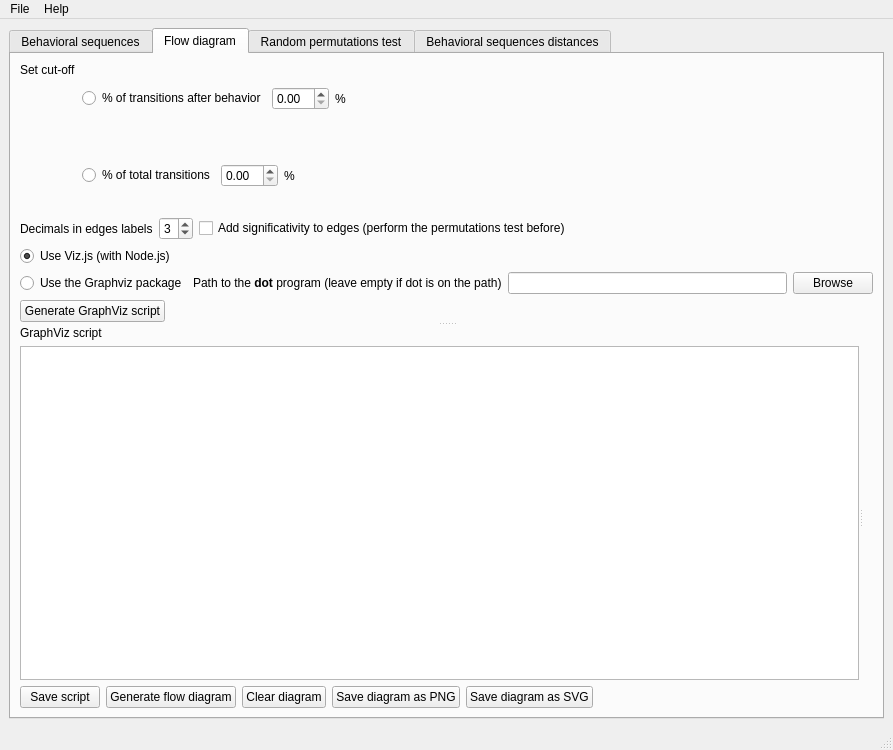
Qt form behatrix/behatrix.ui (olivierfriard/behatrix) before a commit.
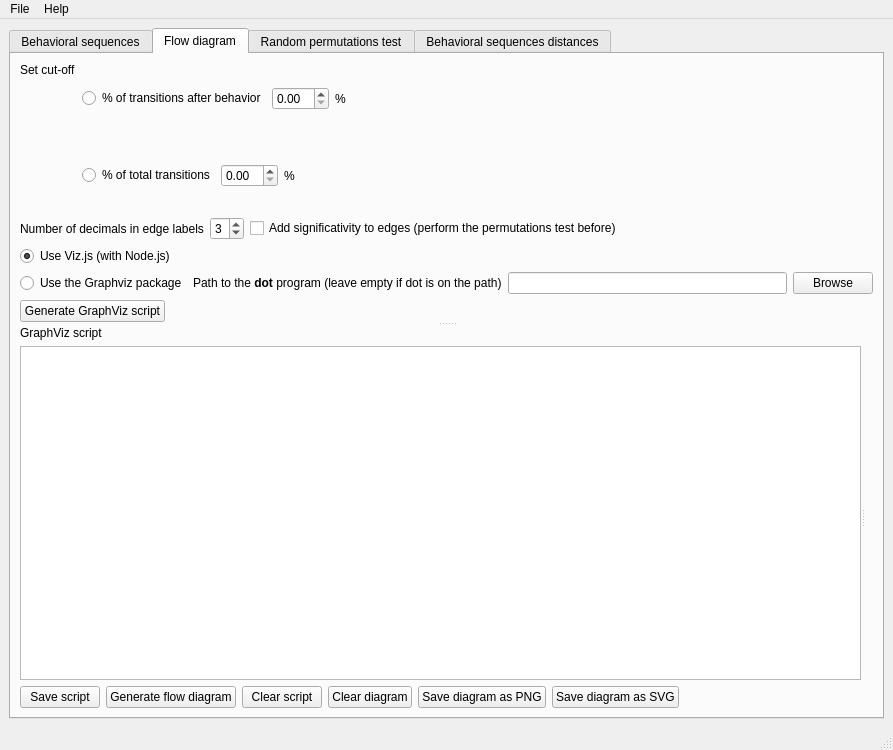
The same form after that commit.

Patch:
```diff
--- a/behatrix/behatrix.ui
+++ b/behatrix/behatrix.ui
@@ -357,7 +357,7 @@
                 <item>
                  <widget class="QLabel" name="label_18">
                   <property name="text">
-                   <string>Decimals in edges labels</string>
+                   <string>Number of decimals in edge labels</string>
                   </property>
                  </widget>
                 </item>
@@ -510,6 +510,13 @@
                  </property>
                 </widget>
                </item>
+               <item>
+                <widget class="QPushButton" name="pb_clear_script">
+                 <property name="text">
+                  <string>Clear script</string>
+                 </property>
+                </widget>
+               </item>
                <item>
                 <widget class="QPushButton" name="pb_clear_diagram">
                  <property name="text">
```
Left out of the diff: 13 changed lines with no effect on the pictures.
